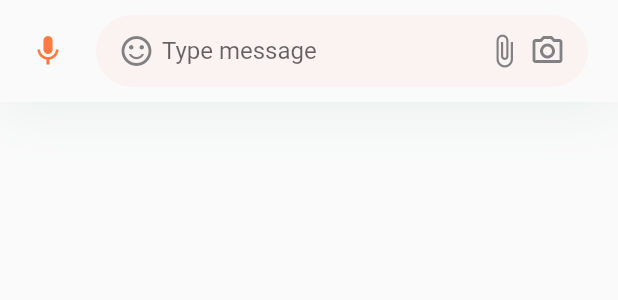
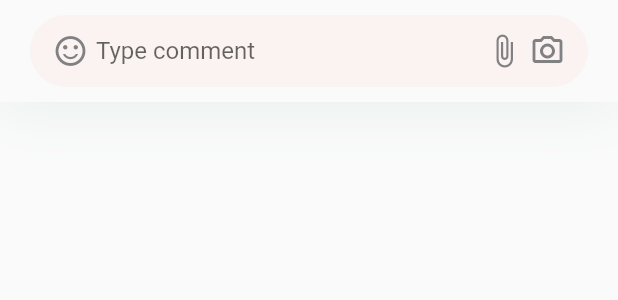
Before and after one commit to bcmehdi8/Bloggy, a Flutter app: the ChatInputField widget shown alone on an empty page, opened directly, on a phone screen of 412 x 824 dp. Shown: the top 300 px of the screen. Run offline on Flutter 3.47's test engine with Material 2 defaults, Android fonts, the phone set to English and light mode, and no system bars; our stand-ins replace dio, equatable, eva_icons_flutter, flutter_bloc, flutter_svg, line_icons and 1 more; missing offline and left inert: comment_box, dart:ffi; network calls fail.

Commit message:
Comment System Update

```diff
--- a/lib/screens/components/chat_input.dart
+++ b/lib/screens/components/chat_input.dart
@@ -26,8 +26,6 @@ class ChatInputField extends StatelessWidget {
       child: SafeArea(
         child: Row(
           children: [
-            Icon(Icons.mic, color: kPrimaryColor),
-            SizedBox(width: kDefaultPadding),
             Expanded(
               child: Container(
                 padding: EdgeInsets.symmetric(
@@ -51,7 +49,7 @@ class ChatInputField extends StatelessWidget {
                     Expanded(
                       child: TextField(
                         decoration: InputDecoration(
-                          hintText: "Type message",
+                          hintText: "Type comment",
                           border: InputBorder.none,
                         ),
                       ),
```
Also changed, not shown: lib/screens/article_page.dart (+5 -3 lines), lib/screens/components/Home/custom_fab_widget.dart (deleted, +0 -40 lines).
